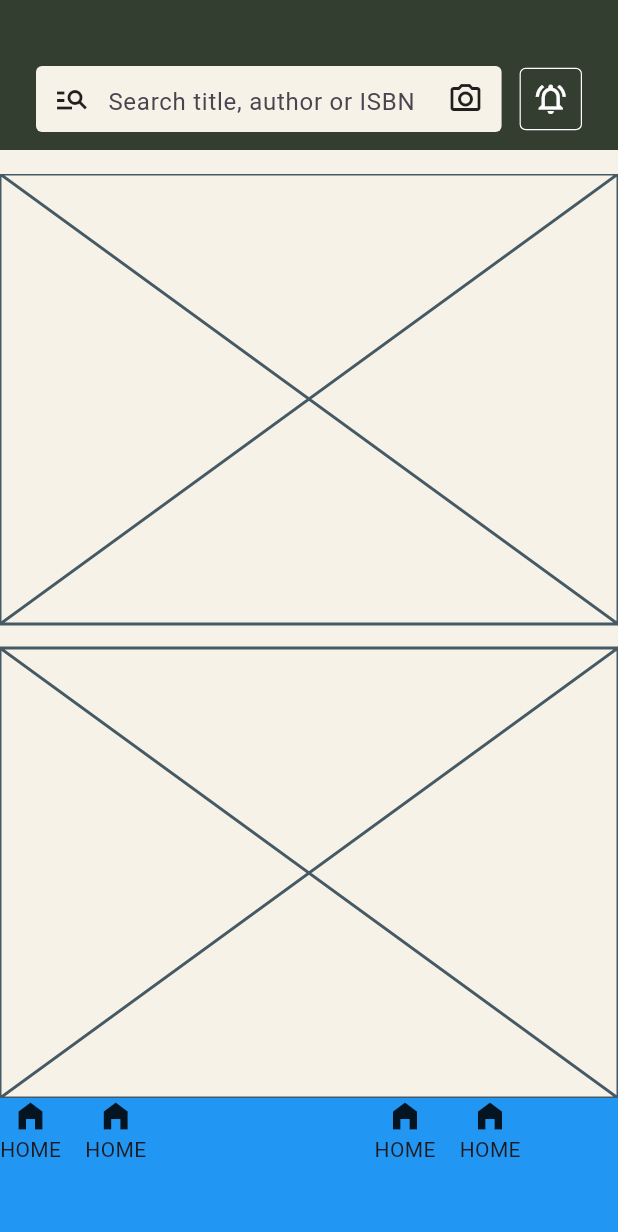
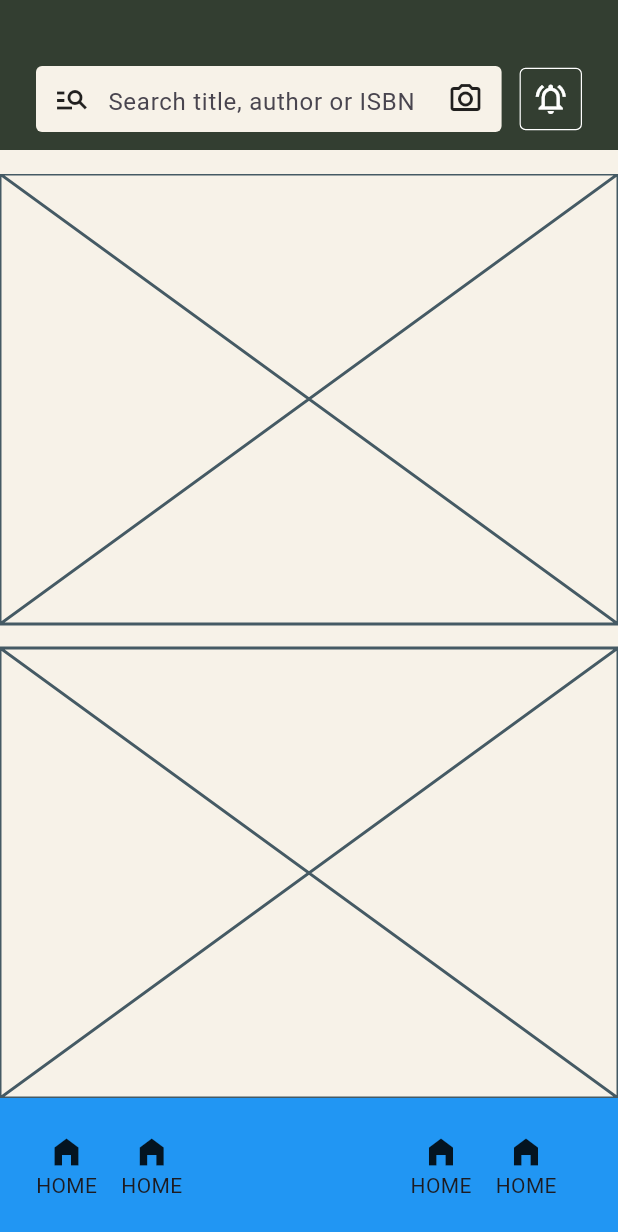
Before and after one commit to JAICHANGPARK/flutter_notebook_chapter_43, a Flutter app: the NewsFeedHomePage screen opened directly, on a phone screen of 412 x 824 dp. Shown: the top 1232 px of the screen. Run offline on Flutter 3.47's test engine with Material 3 defaults, Android fonts, the phone set to English and light mode, and no system bars; our stand-ins replace gap, hugeicons.

Commit message:
Update news_feed_home_page.dart

```diff
--- a/lib/ep2163_newsfeed_app/views/news_feed_home_page.dart
+++ b/lib/ep2163_newsfeed_app/views/news_feed_home_page.dart
@@ -129,6 +129,12 @@ class _NewsFeedHomePageState extends State<NewsFeedHomePage> {
                 child: Stack(
                   children: [
                     Positioned(
+                      left: 0,
+                      top: 24,
+                      right: 0,
+                      bottom: 0,
+                      child: Container(
+                        padding: EdgeInsets.symmetric(horizontal: 24),
                         child: Row(
                           spacing: 16,
                           children: [
@@ -163,6 +169,7 @@ class _NewsFeedHomePageState extends State<NewsFeedHomePage> {
                           ],
                         ),
                       ),
+                    ),
                   ],
                 ),
               ),
```
Lines whose indentation alone changed are shown as unchanged.
